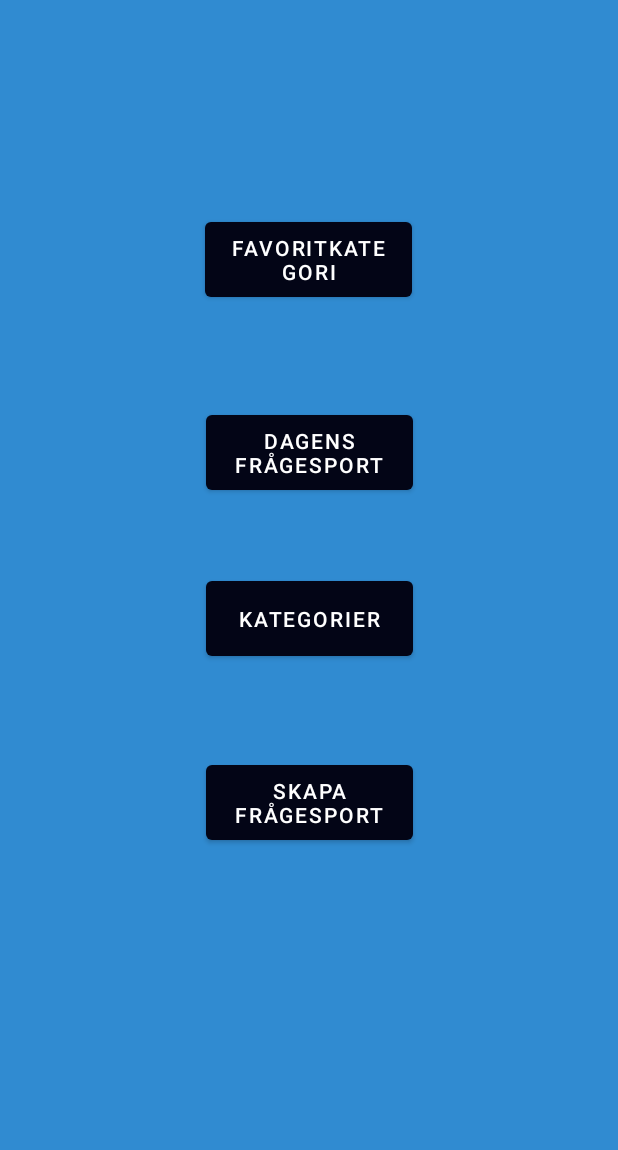
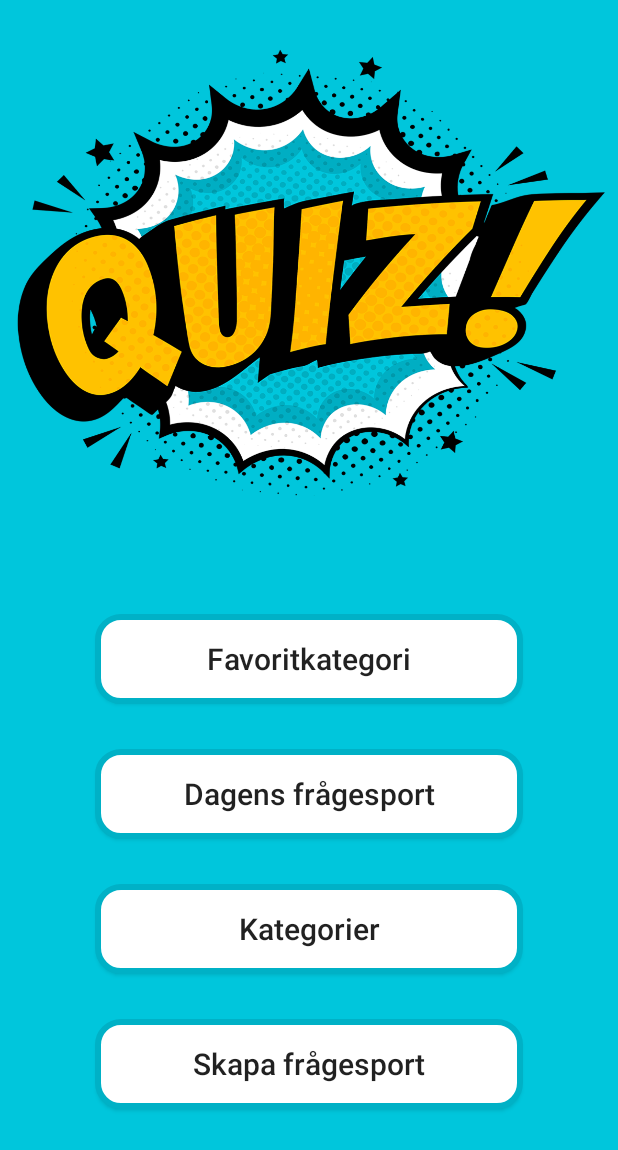
Before and after one commit to marvinjacobson/QuizAppen, an Android app: the Home screen opened directly, with no data from a screen before it, on a phone screen of 412 x 824 dp. Shown: the top 1150 px of the screen. Run offline under Robolectric (Android 15) with nearby library versions, the phone set to English and light mode, and no system bars.

Commit message:
Fina knappar

```diff
--- a/app/src/main/res/layout/activity_home.xml
+++ b/app/src/main/res/layout/activity_home.xml
@@ -4,55 +4,73 @@
     xmlns:tools="http://schemas.android.com/tools"
     android:layout_width="match_parent"
     android:layout_height="match_parent"
-    android:background="#308BD1"
+    android:background="@drawable/appbakgrund"
     tools:context=".Home">
 
-    <Button
-        android:id="@+id/categories"
-        android:layout_width="138dp"
-        android:layout_height="62dp"
-        android:text="Kategorier"
+
+    <androidx.appcompat.widget.AppCompatButton
+        android:id="@+id/favoriteCategory"
+        android:layout_width="285dp"
+        android:layout_height="60dp"
+        android:layout_marginTop="116dp"
+        android:layout_marginBottom="30dp"
+        android:background="@drawable/roundedet"
+        android:text="Favoritkategori"
+        android:textAllCaps="false"
+        android:textSize="20dp"
+        app:layout_constraintBottom_toTopOf="@+id/quizOfDay"
+        app:layout_constraintEnd_toEndOf="parent"
+        app:layout_constraintStart_toStartOf="parent"
+        app:layout_constraintTop_toTopOf="parent"
+        app:layout_constraintVertical_bias="1.0" />
+
+    <androidx.appcompat.widget.AppCompatButton
+        android:id="@+id/quizOfDay"
+        android:layout_width="285dp"
+        android:layout_height="60dp"
+        android:layout_marginBottom="30dp"
+        android:background="@drawable/roundedet"
+        android:text="Dagens frågesport"
+        android:textSize="20dp"
+        android:textAllCaps="false"
+        app:layout_constraintBottom_toTopOf="@+id/categories"
+        app:layout_constraintEnd_toEndOf="parent"
+        app:layout_constraintStart_toStartOf="parent"
+        app:layout_constraintTop_toTopOf="parent"
+        app:layout_constraintVertical_bias="1.0" />
+
+    <androidx.appcompat.widget.AppCompatButton
+        android:id="@+id/createQuiz"
+        android:layout_width="285dp"
+        android:layout_height="60dp"
+        android:layout_marginTop="30dp"
+        android:background="@drawable/roundedet"
+        android:text="Skapa frågesport"
+        android:textAllCaps="false"
+        android:textSize="20dp"
         app:layout_constraintBottom_toBottomOf="parent"
         app:layout_constraintEnd_toEndOf="parent"
         app:layout_constraintStart_toStartOf="parent"
-        app:layout_constraintTop_toTopOf="parent" />
+        app:layout_constraintTop_toBottomOf="@+id/categories"
+        app:layout_constraintVertical_bias="0.0" />
 
-    <Button
-        android:id="@+id/createQuiz"
-        android:layout_width="138dp"
-        android:layout_height="62dp"
-        android:text="Skapa frågesport"
+    <androidx.appcompat.widget.AppCompatButton
+        android:id="@+id/categories"
+        android:layout_width="285dp"
+        android:layout_height="60dp"
+        android:layout_marginBottom="30dp"
+        android:background="@drawable/roundedet"
+        android:text="Kategorier"
+        android:textAllCaps="false"
+        android:textSize="20dp"
+        android:textColorHighlight="#FFFFFF"
         app:layout_constraintBottom_toBottomOf="parent"
         app:layout_constraintEnd_toEndOf="parent"
-        app:layout_constraintHorizontal_bias="0.501"
-        app:layout_constraintStart_toStartOf="parent"
-        app:layout_constraintTop_toBottomOf="@+id/categories"
-        app:layout_constraintVertical_bias="0.191" />
-
-    <Button
-        android:id="@+id/quizOfDay"
-        android:layout_width="138dp"
-        android:layout_height="62dp"
-        android:layout_marginBottom="26dp"
-        android:text="Dagens frågesport"
-        app:layout_constraintBottom_toTopOf="@+id/categories"
-        app:layout_constraintEnd_toEndOf="parent"
-        app:layout_constraintHorizontal_bias="0.501"
         app:layout_constraintStart_toStartOf="parent"
         app:layout_constraintTop_toTopOf="parent"
-        app:layout_constraintVertical_bias="0.923" />
+        app:layout_constraintVertical_bias="0.803" />
 
-    <Button
-        android:id="@+id/favoriteCategory"
-        android:layout_width="138dp"
-        android:layout_height="62dp"
-        android:layout_marginTop="116dp"
-        android:text="Favoritkategori"
-        app:layout_constraintBottom_toTopOf="@+id/quizOfDay"
-        app:layout_constraintEnd_toEndOf="parent"
-        app:layout_constraintHorizontal_bias="0.498"
-        app:layout_constraintStart_toStartOf="parent"
-        app:layout_constraintTop_toTopOf="parent"
-        app:layout_constraintVertical_bias="0.28" />
+
+
 
 </androidx.constraintlayout.widget.ConstraintLayout>
--- a/app/src/main/res/values/colors.xml
+++ b/app/src/main/res/values/colors.xml
@@ -1,7 +1,7 @@
 <?xml version="1.0" encoding="utf-8"?>
 <resources>
     <color name="purple_200">#2d2f3c</color>
-    <color name="purple_500">#030516</color>
+    <color name="purple_500">#000000</color>
     <color name="purple_700">#00c6dc</color>
     <color name="teal_200">#FF03DAC5</color>
     <color name="teal_700">#FF018786</color>
```
Also changed, not shown: app/src/main/res/font/robotoblack.ttf (added), app/src/main/res/font/robotobold.ttf (added), app/src/main/res/font/robotomedium.ttf (added).
